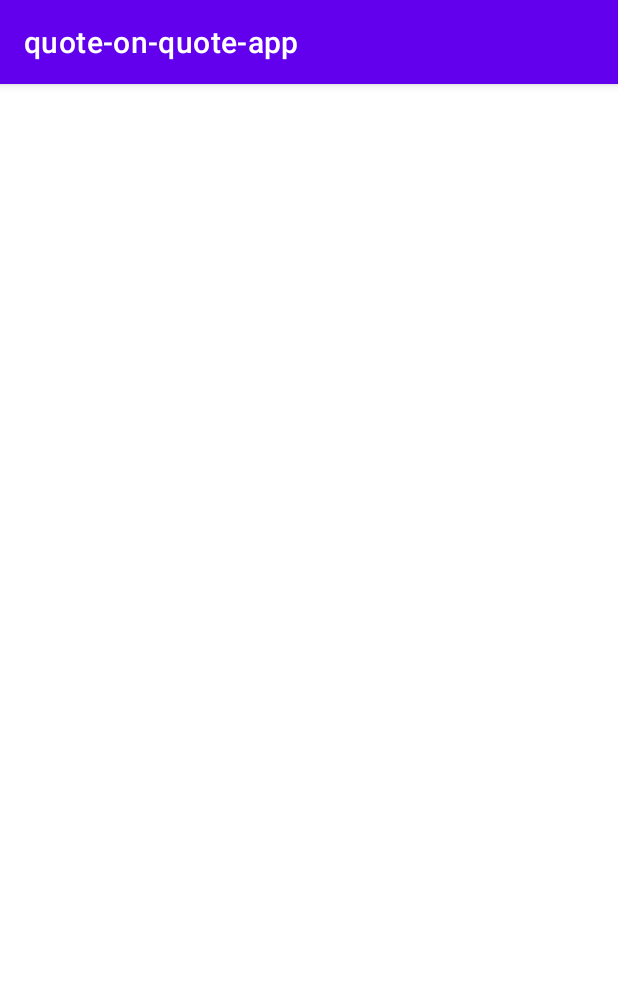
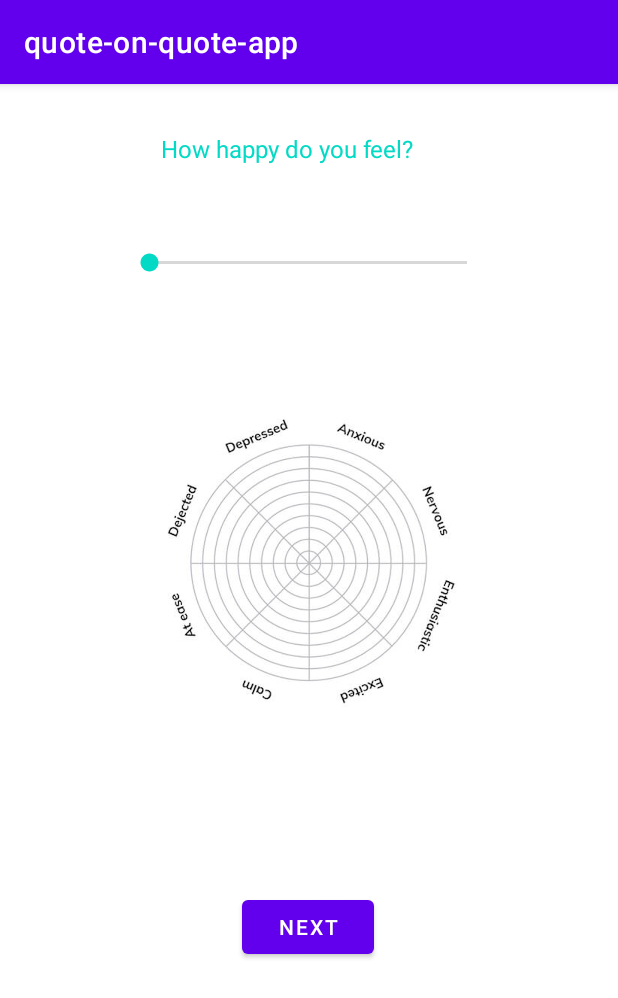
Before and after one commit to SophBr/quote-on-quote, an Android app: the Page2Question screen opened directly, with no data from a screen before it, on a phone screen of 412 x 824 dp. Shown: the top 998 px of the screen. Run offline under Robolectric (Android 15) with nearby library versions, the phone set to English and light mode, and no system bars.

Commit message:
Added stuff to second page

```diff
--- a/app/src/main/java/com/example/quote_on_quote_app/Page2Question.java
+++ b/app/src/main/java/com/example/quote_on_quote_app/Page2Question.java
@@ -2,7 +2,10 @@ package com.example.quote_on_quote_app;
 
 import androidx.appcompat.app.AppCompatActivity;
 
+import android.content.Intent;
 import android.os.Bundle;
+import android.view.View;
+import android.widget.EditText;
 
 public class Page2Question extends AppCompatActivity {
     public static final String EXTRA_MESSAGE = "com.example.quote-on-quote_app.MESSAGE";
@@ -10,5 +13,18 @@ public class Page2Question extends AppCompatActivity {
     protected void onCreate(Bundle savedInstanceState) {
         super.onCreate(savedInstanceState);
         setContentView(R.layout.activity_page2_question);
+
+        // Get the Intent that started this activity and extract the string
+        Intent intent = getIntent();
+        String message = intent.getStringExtra(MainActivity.EXTRA_MESSAGE);
+    }
+
+    /** Called when the user taps the Send button */
+    public void sendMessage(View view) {
+        Intent intent = new Intent(this, Page3Question.class);
+        EditText editText = (EditText) findViewById(R.id.editTextTextPersonName);
+        String message = editText.getText().toString();
+        intent.putExtra(EXTRA_MESSAGE, message);
+        startActivity(intent);
     }
 }
--- a/app/src/main/res/layout/activity_page2_question.xml
+++ b/app/src/main/res/layout/activity_page2_question.xml
@@ -6,4 +6,52 @@
     android:layout_height="match_parent"
     tools:context=".Page2Question">
 
+    <ImageView
+        android:id="@+id/imageView2"
+        android:layout_width="324dp"
+        android:layout_height="228dp"
+        android:layout_marginTop="80dp"
+        app:layout_constraintEnd_toEndOf="parent"
+        app:layout_constraintHorizontal_bias="0.493"
+        app:layout_constraintStart_toStartOf="parent"
+        app:layout_constraintTop_toBottomOf="@+id/seekBar2"
+        app:srcCompat="@drawable/screenshot_2022_02_12_at_03_31_41" />
+
+    <TextView
+        android:id="@+id/textView2"
+        android:layout_width="196dp"
+        android:layout_height="0dp"
+        android:layout_marginTop="32dp"
+        android:text="@string/question_happy"
+        android:textColor="@color/teal_200"
+        android:textSize="16sp"
+        app:layout_constraintEnd_toEndOf="parent"
+        app:layout_constraintHorizontal_bias="0.497"
+        app:layout_constraintStart_toStartOf="parent"
+        app:layout_constraintTop_toTopOf="parent"
+        tools:text="How sad do you feel?" />
+
+    <SeekBar
+        android:id="@+id/seekBar2"
+        android:layout_width="244dp"
+        android:layout_height="0dp"
+        android:layout_marginTop="56dp"
+        app:layout_constraintEnd_toEndOf="parent"
+        app:layout_constraintHorizontal_bias="0.497"
+        app:layout_constraintStart_toStartOf="parent"
+        app:layout_constraintTop_toBottomOf="@+id/textView2" />
+
+    <Button
+        android:id="@+id/button3"
+        android:layout_width="wrap_content"
+        android:layout_height="wrap_content"
+        android:layout_marginBottom="80dp"
+        android:onClick="sendMessage"
+        android:text="@string/next_button"
+        app:layout_constraintBottom_toBottomOf="parent"
+        app:layout_constraintEnd_toEndOf="parent"
+        app:layout_constraintHorizontal_bias="0.498"
+        app:layout_constraintStart_toStartOf="parent"
+        app:layout_constraintTop_toBottomOf="@+id/imageView2" />
+
 </androidx.constraintlayout.widget.ConstraintLayout>
```
